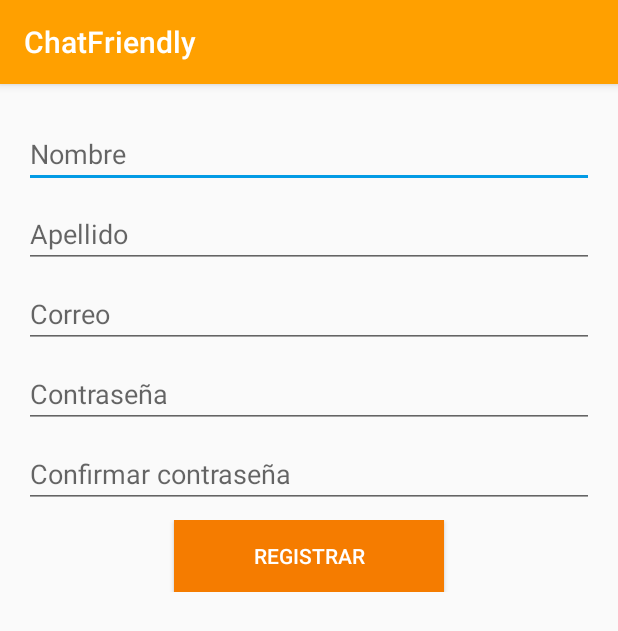
After one commit to EddRick96/AppChatTopicosEspeciales1B, an Android app: the RegisterActivity screen opened directly, with no data from a screen before it, on a phone screen of 412 x 824 dp. The commit adds this screen. Shown: the top 631 px of the screen. Run offline under Robolectric (Android 15) with nearby library versions, the phone set to English and light mode, and no system bars.

Commit message:
Register Activity

```diff
--- a/app/src/main/AndroidManifest.xml
+++ b/app/src/main/AndroidManifest.xml
@@ -9,7 +9,8 @@
         android:roundIcon="@mipmap/ic_index_round"
         android:supportsRtl="true"
         android:theme="@style/AppTheme">
-        <activity android:name=".ChatActivity"></activity>
+        <activity android:name=".RegisterActivity"></activity>
+        <activity android:name=".ChatActivity" />
         <activity android:name=".HomeActivity" />
         <activity android:name=".AuthActivity" />
         <activity android:name=".SplashScreenChat">
--- /dev/null
+++ b/app/src/main/java/com/example/chatfriendly/RegisterActivity.java
@@ -0,0 +1,87 @@
+package com.example.chatfriendly;
+
+import androidx.appcompat.app.AppCompatActivity;
+
+import android.os.Bundle;
+import android.text.TextUtils;
+import android.widget.Button;
+import android.widget.EditText;
+
+public class RegisterActivity extends AppCompatActivity {
+
+    //Variables de entrada
+    private EditText name, lastName, email, pwd, confPwd;
+    private Button signUpBtn;
+
+    @Override
+    protected void onCreate(Bundle savedInstanceState) {
+        super.onCreate(savedInstanceState);
+        setContentView(R.layout.activity_register);
+
+        //Instanciar Variables entrada con el frame xml
+        name = findViewById(R.id.nameEditText);
+        lastName = findViewById(R.id.lastNameEditText);
+        email = findViewById(R.id.emailRegEditText);
+        pwd = findViewById(R.id.pwdRegEditText);
+        confPwd = findViewById(R.id.confirmPwdEditText);
+        signUpBtn = findViewById(R.id.signUpButton);
+    }
+
+    private void setupRegister(){
+        setTitle("Registrar Usuario - FoxChat");
+        /*
+    * signUpBtn.setOnClickListener(new View.OnClickListener() {
+            @Override
+            public void onClick(View view) {
+
+                testText(mail, pwd);
+
+                if(pwd.length() < 8){
+                    autPwd.setError("Por favor, ingrese una clave más larga.");
+                    return;
+                }
+
+                fAuth.createUserWithEmailAndPassword(mail, pwd).addOnCompleteListener(new OnCompleteListener<AuthResult>() {
+                    @Override
+                    public void onComplete(@NonNull Task<AuthResult> task) {
+                        if(task.isSuccessful()){
+                            Toast.makeText(AuthActivity.this, "Usuario creado exitósamente", Toast.LENGTH_SHORT).show();
+                            startActivity(new Intent(getApplicationContext(), AuthActivity.class));
+                        }else{
+                            Toast.makeText(AuthActivity.this, "No se pudo crear al usuario.", Toast.LENGTH_SHORT).show();
+                        }
+                    }
+                });
+            }
+        });
+    * */
+    }
+
+
+    private void testText(String n,String a, String m, String p, String c){
+        if(TextUtils.isEmpty(n)){
+            name.setError("Por favor, ingrese su nombre.");
+            return;
+        }
+
+        if(TextUtils.isEmpty(a)){
+            lastName.setError("Por favor, ingrese su apellido.");
+            return;
+        }
+
+        if(TextUtils.isEmpty(m)){
+            email.setError("Por favor, ingrese su correo.");
+            return;
+        }
+
+        if(TextUtils.isEmpty(p)){
+            pwd.setError("Por favor, ingrese su clave.");
+            return;
+        }
+
+        if(TextUtils.isEmpty(c)){
+            confPwd.setError("Por favor, ingrese su confirma de clave.");
+            return;
+        }
+    }
+}
--- /dev/null
+++ b/app/src/main/res/layout/activity_register.xml
@@ -0,0 +1,123 @@
+<?xml version="1.0" encoding="utf-8"?>
+<androidx.constraintlayout.widget.ConstraintLayout xmlns:android="http://schemas.android.com/apk/res/android"
+    xmlns:app="http://schemas.android.com/apk/res-auto"
+    xmlns:tools="http://schemas.android.com/tools"
+    android:layout_width="match_parent"
+    android:layout_height="match_parent"
+    tools:context=".RegisterActivity">
+
+    <LinearLayout
+        android:layout_width="0dp"
+        android:layout_height="wrap_content"
+        android:layout_marginStart="16dp"
+        android:layout_marginTop="16dp"
+        android:layout_marginEnd="16dp"
+        android:orientation="vertical"
+        app:layout_constraintEnd_toEndOf="parent"
+        app:layout_constraintStart_toStartOf="parent"
+        app:layout_constraintTop_toTopOf="parent">
+
+        <LinearLayout
+            android:layout_width="match_parent"
+            android:layout_height="match_parent"
+            android:orientation="horizontal">
+
+            <ImageView
+                android:id="@+id/imageView"
+                android:layout_width="wrap_content"
+                android:layout_height="wrap_content"
+                android:layout_weight="1"
+                tools:srcCompat="@tools:sample/avatars" />
+        </LinearLayout>
+
+        <Space
+            android:layout_width="match_parent"
+            android:layout_height="8dp" />
+
+        <EditText
+            android:id="@+id/nameEditText"
+            android:layout_width="match_parent"
+            android:layout_height="wrap_content"
+            android:ems="10"
+            android:hint="Nombre"
+            android:inputType="textPersonName" />
+
+        <Space
+            android:layout_width="match_parent"
+            android:layout_height="8dp" />
+
+        <EditText
+            android:id="@+id/lastNameEditText"
+            android:layout_width="match_parent"
+            android:layout_height="wrap_content"
+            android:ems="10"
+            android:hint="Apellido"
+            android:inputType="textPersonName" />
+
+        <Space
+            android:layout_width="match_parent"
+            android:layout_height="8dp" />
+
+        <EditText
+            android:id="@+id/emailRegEditText"
+            android:layout_width="match_parent"
+            android:layout_height="wrap_content"
+            android:ems="10"
+            android:hint="Correo"
+            android:inputType="textEmailAddress" />
+
+        <Space
+            android:layout_width="match_parent"
+            android:layout_height="8dp" />
+
+        <EditText
+            android:id="@+id/pwdRegEditText"
+            android:layout_width="match_parent"
+            android:layout_height="wrap_content"
+            android:ems="10"
+            android:hint="Contraseña"
+            android:inputType="textPassword" />
+
+        <Space
+            android:layout_width="match_parent"
+            android:layout_height="8dp" />
+
+        <EditText
+            android:id="@+id/confirmPwdEditText"
+            android:layout_width="match_parent"
+            android:layout_height="wrap_content"
+            android:ems="10"
+            android:hint="Confirmar contraseña"
+            android:inputType="textPassword" />
+
+        <Space
+            android:layout_width="match_parent"
+            android:layout_height="8dp" />
+
+        <LinearLayout
+            android:layout_width="match_parent"
+            android:layout_height="match_parent"
+            android:orientation="horizontal">
+
+            <Space
+                android:layout_width="8dp"
+                android:layout_height="wrap_content"
+                android:layout_weight="1" />
+
+            <Button
+                android:id="@+id/signUpButton"
+                android:layout_width="wrap_content"
+                android:layout_height="wrap_content"
+                android:layout_weight="1"
+                android:background="@color/colorPrimaryDark"
+                android:text="Registrar"
+                android:textColor="@android:color/white" />
+
+            <Space
+                android:layout_width="8dp"
+                android:layout_height="wrap_content"
+                android:layout_weight="1" />
+
+        </LinearLayout>
+    </LinearLayout>
+</androidx.constraintlayout.widget.ConstraintLayout>
```
Also changed, not shown: app/build.gradle (+13 -0 lines), app/src/main/java/com/example/chatfriendly/AuthActivity.java (+20 -7 lines), app/src/main/res/layout/activity_auth.xml (+11 -4 lines).
